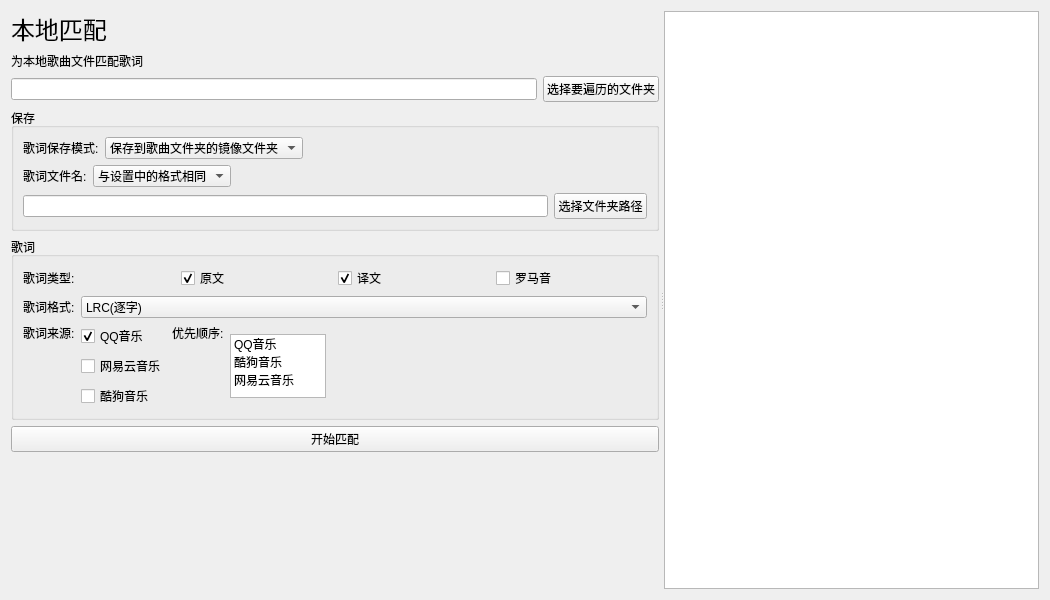
chenmozhijin/LDDC, file ui/local_match.ui: the form before one commit.
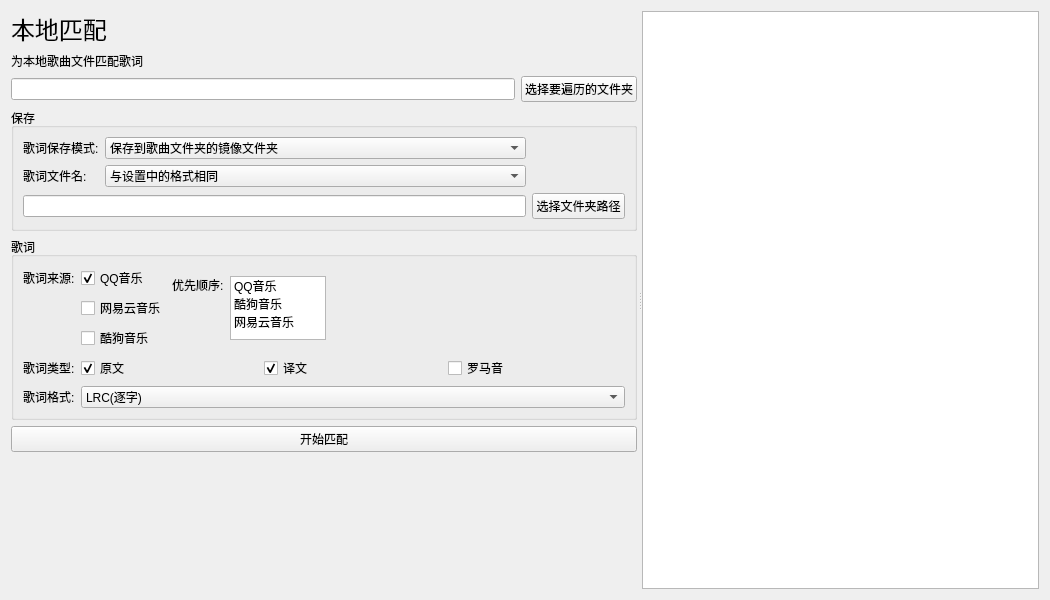
The form after the commit.

The edit to the form file:
```diff
--- a/ui/local_match.ui
+++ b/ui/local_match.ui
@@ -89,10 +89,33 @@
             <string>保存</string>
            </property>
            <layout class="QGridLayout" name="gridLayout">
+            <item row="1" column="0">
+             <widget class="QLineEdit" name="save_path_lineEdit"/>
+            </item>
+            <item row="1" column="1">
+             <widget class="QPushButton" name="save_path_pushButton">
+              <property name="sizePolicy">
+               <sizepolicy hsizetype="Fixed" vsizetype="Fixed">
+                <horstretch>0</horstretch>
+                <verstretch>0</verstretch>
+               </sizepolicy>
+              </property>
+              <property name="text">
+               <string>选择文件夹路径</string>
+              </property>
+             </widget>
+            </item>
             <item row="0" column="0">
-             <layout class="QHBoxLayout" name="horizontalLayout">
-              <item>
-               <widget class="QLabel" name="label_5">
+             <layout class="QGridLayout" name="gridLayout_7">
+              <item row="1" column="0">
+               <widget class="QLabel" name="label_8">
+                <property name="text">
+                 <string>歌词文件名:</string>
+                </property>
+               </widget>
+              </item>
+              <item row="0" column="0">
+               <widget class="QLabel" name="label_11">
                 <property name="sizePolicy">
                  <sizepolicy hsizetype="Fixed" vsizetype="Preferred">
                   <horstretch>0</horstretch>
@@ -104,10 +127,10 @@
                 </property>
                </widget>
               </item>
-              <item>
+              <item row="0" column="1">
                <widget class="QComboBox" name="save_mode_comboBox">
                 <property name="sizePolicy">
-                 <sizepolicy hsizetype="Fixed" vsizetype="Fixed">
+                 <sizepolicy hsizetype="Expanding" vsizetype="Fixed">
                   <horstretch>0</horstretch>
                   <verstretch>0</verstretch>
                  </sizepolicy>
@@ -135,50 +158,10 @@
                 </item>
                </widget>
               </item>
-              <item>
-               <spacer name="horizontalSpacer">
-                <property name="orientation">
-                 <enum>Qt::Orientation::Horizontal</enum>
-                </property>
-                <property name="sizeHint" stdset="0">
-                 <size>
-                  <width>40</width>
-                  <height>20</height>
-                 </size>
-                </property>
-               </spacer>
-              </item>
-             </layout>
-            </item>
-            <item row="2" column="0">
-             <widget class="QLineEdit" name="save_path_lineEdit"/>
-            </item>
-            <item row="2" column="1">
-             <widget class="QPushButton" name="save_path_pushButton">
-              <property name="sizePolicy">
-               <sizepolicy hsizetype="Fixed" vsizetype="Fixed">
-                <horstretch>0</horstretch>
-                <verstretch>0</verstretch>
-               </sizepolicy>
-              </property>
-              <property name="text">
-               <string>选择文件夹路径</string>
-              </property>
-             </widget>
-            </item>
-            <item row="1" column="0">
-             <layout class="QHBoxLayout" name="horizontalLayout_2">
-              <item>
-               <widget class="QLabel" name="label_6">
-                <property name="text">
-                 <string>歌词文件名:</string>
-                </property>
-               </widget>
-              </item>
-              <item>
+              <item row="1" column="1">
                <widget class="QComboBox" name="lyrics_filename_mode_comboBox">
                 <property name="sizePolicy">
-                 <sizepolicy hsizetype="Fixed" vsizetype="Fixed">
+                 <sizepolicy hsizetype="Expanding" vsizetype="Fixed">
                   <horstretch>0</horstretch>
                   <verstretch>0</verstretch>
                  </sizepolicy>
@@ -201,19 +184,6 @@
                 </item>
                </widget>
               </item>
-              <item>
-               <spacer name="horizontalSpacer_2">
-                <property name="orientation">
-                 <enum>Qt::Orientation::Horizontal</enum>
-                </property>
-                <property name="sizeHint" stdset="0">
-                 <size>
-                  <width>40</width>
-                  <height>20</height>
-                 </size>
-                </property>
-               </spacer>
-              </item>
              </layout>
             </item>
            </layout>
@@ -225,15 +195,17 @@
             <string>歌词</string>
            </property>
            <layout class="QGridLayout" name="gridLayout_2">
+            <item row="1" column="0">
+             <layout class="QGridLayout" name="gridLayout_5">
             <item row="0" column="0">
-             <layout class="QHBoxLayout" name="horizontalLayout_3">
-              <item>
                <widget class="QLabel" name="label_9">
                 <property name="text">
                  <string>歌词类型:</string>
                 </property>
                </widget>
               </item>
+              <item row="0" column="1">
+               <layout class="QHBoxLayout" name="horizontalLayout_3">
               <item>
                <widget class="QCheckBox" name="original_checkBox">
                 <property name="text">
@@ -275,62 +247,128 @@
               </item>
              </layout>
             </item>
-            <item row="2" column="0">
-             <layout class="QHBoxLayout" name="horizontalLayout_4">
+              <item row="1" column="0">
+               <widget class="QLabel" name="label_10">
+                <property name="sizePolicy">
+                 <sizepolicy hsizetype="Fixed" vsizetype="Preferred">
+                  <horstretch>0</horstretch>
+                  <verstretch>0</verstretch>
+                 </sizepolicy>
+                </property>
+                <property name="text">
+                 <string>歌词格式:</string>
+                </property>
+               </widget>
+              </item>
+              <item row="1" column="1">
+               <widget class="QComboBox" name="lyricsformat_comboBox">
               <item>
-               <layout class="QVBoxLayout" name="verticalLayout_2">
+                 <property name="text">
+                  <string>LRC(逐字)</string>
+                 </property>
+                </item>
                 <item>
+                 <property name="text">
+                  <string>LRC(逐行)</string>
+                 </property>
+                </item>
+                <item>
+                 <property name="text">
+                  <string>SRT</string>
+                 </property>
+                </item>
+                <item>
+                 <property name="text">
+                  <string>ASS</string>
+                 </property>
+                </item>
+               </widget>
+              </item>
+             </layout>
+            </item>
+            <item row="0" column="0">
                  <layout class="QHBoxLayout" name="horizontalLayout_5">
-                  <item alignment="Qt::AlignmentFlag::AlignTop">
+              <item>
+               <layout class="QGridLayout" name="gridLayout_3">
+                <item row="2" column="1">
+                 <widget class="QCheckBox" name="kg_checkBox">
+                  <property name="sizePolicy">
+                   <sizepolicy hsizetype="Fixed" vsizetype="Fixed">
+                    <horstretch>0</horstretch>
+                    <verstretch>0</verstretch>
+                   </sizepolicy>
+                  </property>
+                  <property name="text">
+                   <string>酷狗音乐</string>
+                  </property>
+                 </widget>
+                </item>
+                <item row="0" column="0">
                    <widget class="QLabel" name="label_7">
+                  <property name="sizePolicy">
+                   <sizepolicy hsizetype="Fixed" vsizetype="Preferred">
+                    <horstretch>0</horstretch>
+                    <verstretch>0</verstretch>
+                   </sizepolicy>
+                  </property>
                     <property name="text">
                      <string>歌词来源:</string>
                     </property>
                    </widget>
                   </item>
-                  <item>
-                   <layout class="QVBoxLayout" name="verticalLayout_4">
-                    <item>
+                <item row="0" column="1">
                      <widget class="QCheckBox" name="qm_checkBox">
+                  <property name="sizePolicy">
+                   <sizepolicy hsizetype="Fixed" vsizetype="Fixed">
+                    <horstretch>0</horstretch>
+                    <verstretch>0</verstretch>
+                   </sizepolicy>
+                  </property>
                       <property name="text">
                        <string>QQ音乐</string>
                       </property>
                       <property name="checked">
                        <bool>true</bool>
                       </property>
-                     </widget>
-                    </item>
-                    <item>
+                  <property name="tristate">
+                   <bool>false</bool>
+                  </property>
+                 </widget>
+                </item>
+                <item row="1" column="1">
                      <widget class="QCheckBox" name="ne_checkBox">
+                  <property name="sizePolicy">
+                   <sizepolicy hsizetype="Fixed" vsizetype="Fixed">
+                    <horstretch>0</horstretch>
+                    <verstretch>0</verstretch>
+                   </sizepolicy>
+                  </property>
                       <property name="text">
                        <string>网易云音乐</string>
                       </property>
                      </widget>
                     </item>
-                    <item>
-                     <widget class="QCheckBox" name="kg_checkBox">
-                      <property name="text">
-                       <string>酷狗音乐</string>
-                      </property>
-                     </widget>
-                    </item>
-                   </layout>
-                  </item>
-                  <item alignment="Qt::AlignmentFlag::AlignTop">
+               </layout>
+              </item>
+              <item>
+               <layout class="QGridLayout" name="gridLayout_4">
+                <item row="0" column="0" alignment="Qt::AlignmentFlag::AlignTop">
                    <widget class="QLabel" name="label_2">
+                  <property name="sizePolicy">
+                   <sizepolicy hsizetype="Fixed" vsizetype="Preferred">
+                    <horstretch>0</horstretch>
+                    <verstretch>0</verstretch>
+                   </sizepolicy>
+                  </property>
                     <property name="text">
                      <string>优先顺序:</string>
                     </property>
                    </widget>
                   </item>
-                 </layout>
-                </item>
-               </layout>
-              </item>
-              <item>
+                <item row="0" column="1" alignment="Qt::AlignmentFlag::AlignLeft">
                <widget class="QListWidget" name="source_listWidget">
                 <property name="sizePolicy">
-                 <sizepolicy hsizetype="Fixed" vsizetype="Fixed">
+                   <sizepolicy hsizetype="Expanding" vsizetype="Fixed">
                   <horstretch>0</horstretch>
                   <verstretch>0</verstretch>
                  </sizepolicy>
@@ -370,59 +408,7 @@
                 </item>
                </widget>
               </item>
-              <item>
-               <spacer name="horizontalSpacer_4">
-                <property name="orientation">
-                 <enum>Qt::Orientation::Horizontal</enum>
-                </property>
-                <property name="sizeHint" stdset="0">
-                 <size>
-                  <width>40</width>
-                  <height>20</height>
-                 </size>
-                </property>
-               </spacer>
-              </item>
-             </layout>
-            </item>
-            <item row="1" column="0">
-             <layout class="QHBoxLayout" name="horizontalLayout_9">
-              <item>
-               <widget class="QLabel" name="label_10">
-                <property name="sizePolicy">
-                 <sizepolicy hsizetype="Fixed" vsizetype="Preferred">
-                  <horstretch>0</horstretch>
-                  <verstretch>0</verstretch>
-                 </sizepolicy>
-                </property>
-                <property name="text">
-                 <string>歌词格式:</string>
-                </property>
-               </widget>
-              </item>
-              <item>
-               <widget class="QComboBox" name="lyricsformat_comboBox">
-                <item>
-                 <property name="text">
-                  <string>LRC(逐字)</string>
-                 </property>
-                </item>
-                <item>
-                 <property name="text">
-                  <string>LRC(逐行)</string>
-                 </property>
-                </item>
-                <item>
-                 <property name="text">
-                  <string>SRT</string>
-                 </property>
-                </item>
-                <item>
-                 <property name="text">
-                  <string>ASS</string>
-                 </property>
-                </item>
-               </widget>
+               </layout>
               </item>
              </layout>
             </item>
```
Lines whose indentation alone changed are shown as unchanged.
